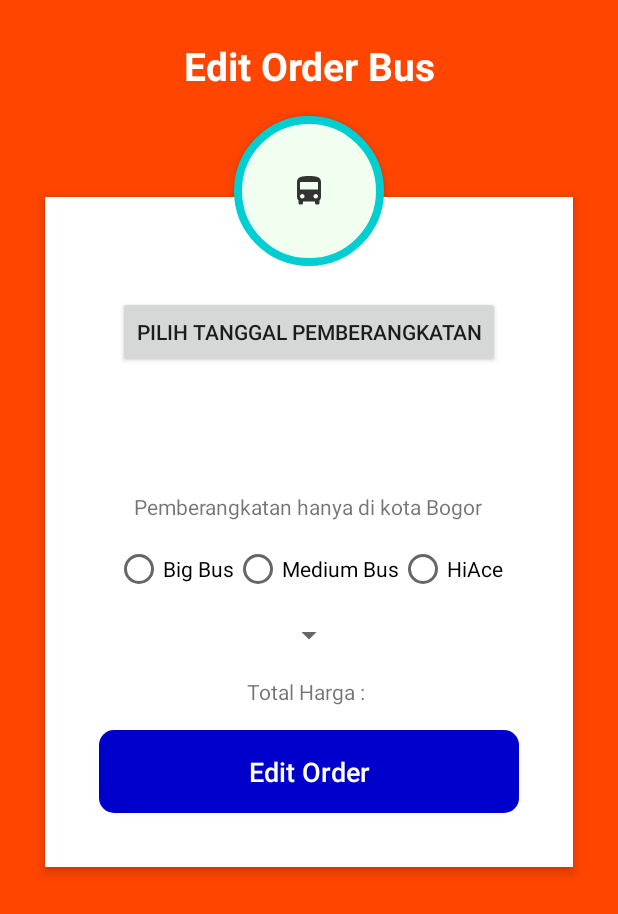
After one commit to burhanudinnuban/SyafiqTrans-master, an Android app: the UpdateOrder screen opened directly, with no data from a screen before it, on a phone screen of 412 x 824 dp. The commit adds this screen. Shown: the top 914 px of the screen. Run offline under Robolectric (Android 15) with nearby library versions, the phone set to English and light mode, and no system bars; our stand-ins replace Volley; network calls fail.

Commit message:
H-16 aplikasi launching

```diff
--- a/app/src/main/java/com/example/syafiqtrans/RecyclerViewAdapter.java
+++ b/app/src/main/java/com/example/syafiqtrans/RecyclerViewAdapter.java
@@ -86,7 +86,7 @@ public class RecyclerViewAdapter extends RecyclerView.Adapter<RecyclerViewAdapte
             public void onClick(View v) {
                 mPrefHelper = new PreferenceHelper(ctx);
                 Log.d("debug", "onClick: "+rvData.get(position).getId_order());
-                String url = "http://193.168.195.201/burhan/index.php/Rest/RestUser/delete";
+                String url = "http://193.168.195.201/burhan/index.php/Rest/RestUser/delete_order";
                 StringRequest stringRequest = new StringRequest(Request.Method.POST, url, new Response.Listener<String>() {
                     @Override
                     public void onResponse(String response) {
@@ -153,7 +153,7 @@ public class RecyclerViewAdapter extends RecyclerView.Adapter<RecyclerViewAdapte
             @Override
             public void onClick(View v) {
                 mPrefHelper = new PreferenceHelper(ctx);
-                Intent intent = new Intent(ctx, ViewDetailOrder.class);
+                Intent intent = new Intent(ctx, DetailViewOrder.class);
                 intent.putExtra("id_order", rvData.get(position).getId_order());
                 intent.putExtra("tanggal_penjemputan", rvData.get(position).getTanggal_penjemputan());
                 intent.putExtra("tujuan", rvData.get(position).getTujuan());
@@ -162,6 +162,7 @@ public class RecyclerViewAdapter extends RecyclerView.Adapter<RecyclerViewAdapte
                 ctx.startActivity(intent);
             }
         });
+
     }
 
     @Override
--- /dev/null
+++ b/app/src/main/res/layout/activity_update_order.xml
@@ -0,0 +1,143 @@
+<RelativeLayout xmlns:android="http://schemas.android.com/apk/res/android"
+    android:layout_width="match_parent"
+    android:layout_height="match_parent"
+    xmlns:tools="http://schemas.android.com/tools"
+    android:background="#FF4500"
+    android:id="@+id/main12"
+    android:orientation="vertical"
+    android:scrollbarAlwaysDrawVerticalTrack="true"
+    tools:context=".UpdateOrder">
+
+    <RelativeLayout
+        android:layout_width="fill_parent"
+        android:layout_height="wrap_content"
+        android:layout_below="@+id/login_title"
+        android:layout_marginLeft="30dp"
+        android:layout_marginRight="30dp"
+        android:layout_marginTop="70dp"
+        android:background="#fff"
+        android:elevation="4dp"
+        android:orientation="vertical"
+        android:padding="20dp"
+        android:id="@+id/relativeLayout">
+
+        <ScrollView
+            android:layout_width="match_parent"
+            android:layout_height="wrap_content">
+            <LinearLayout
+                android:layout_width="fill_parent"
+                android:layout_height="wrap_content"
+                android:orientation="vertical"
+                android:paddingTop="30dp">
+
+
+                <Button
+                    android:id="@+id/btnDate"
+                    android:layout_width="wrap_content"
+                    android:layout_height="wrap_content"
+                    android:text="Pilih Tanggal Pemberangkatan"
+                    android:layout_margin="@dimen/fab_margin"
+                    android:layout_gravity="center"/>
+
+                <TextView
+                    android:id="@+id/tvSelectedDate"
+                    android:layout_width="wrap_content"
+                    android:layout_height="wrap_content"
+                    android:layout_gravity="center"
+                    android:layout_below="@+id/btnDate"
+                    android:layout_centerHorizontal="true"
+                    android:layout_centerVertical="true"
+                    android:layout_marginTop="10dp"
+                    android:textColor="@color/colorPrimary"
+                    android:textSize="30sp"
+                    android:textStyle="italic|bold" />
+
+                <TextView
+                    android:id="@+id/tvPenjemputan"
+                    android:layout_margin="@dimen/fab_margin"
+                    android:layout_width="wrap_content"
+                    android:layout_height="wrap_content"
+                    android:layout_gravity="center"
+                    android:text="Pemberangkatan hanya di kota Bogor"/>
+
+                <RadioGroup xmlns:android="http://schemas.android.com/apk/res/android"
+                    android:layout_width="wrap_content"
+                    android:layout_height="wrap_content"
+                    android:orientation="horizontal"
+                    android:layout_gravity="center"
+                    android:id="@+id/rgBus">
+                    <RadioButton
+                        android:id="@+id/bigbus"
+                        android:layout_width="wrap_content"
+                        android:layout_height="wrap_content"
+                        android:text="Big Bus"
+                        android:onClick="onRadioButtonClicked"/>
+                    <RadioButton
+                        android:id="@+id/medium"
+                        android:layout_width="wrap_content"
+                        android:layout_height="wrap_content"
+                        android:text="Medium Bus"
+                        android:onClick="onRadioButtonClicked"/>
+                    <RadioButton
+                        android:id="@+id/hiace"
+                        android:layout_width="wrap_content"
+                        android:layout_height="wrap_content"
+                        android:text="HiAce"
+                        android:onClick="onRadioButtonClicked"/>
+                </RadioGroup>
+
+                <Spinner
+                    android:layout_margin="@dimen/fab_margin"
+                    android:id="@+id/stujuan"
+                    android:layout_width="wrap_content"
+                    android:layout_height="wrap_content"
+                    android:layout_gravity="center">
+                </Spinner>
+
+                <TextView
+                    android:id="@+id/txtHarga"
+                    android:layout_width="wrap_content"
+                    android:layout_height="wrap_content"
+                    android:layout_gravity="center"
+                    android:text="Total Harga : " />
+
+                <Button
+                    android:layout_width="match_parent"
+                    android:layout_gravity="center"
+                    android:layout_height="wrap_content"
+                    android:layout_margin="@dimen/fab_margin"
+                    android:background="@drawable/custome_button"
+                    android:text="Edit Order"
+                    android:textAllCaps="false"
+                    android:textColor="#fff"
+                    android:textSize="18sp"
+                    android:id="@+id/buttonAdd"/>
+
+            </LinearLayout>
+        </ScrollView>
+    </RelativeLayout>
+
+    <ImageButton
+        android:id="@+id/user_profile_photo"
+        android:layout_width="100dp"
+        android:layout_height="100dp"
+        android:layout_below="@+id/login_title"
+        android:layout_centerHorizontal="true"
+        android:layout_marginTop="16dp"
+        android:background="@drawable/background_profile"
+        android:elevation="4dp"
+        android:src="@drawable/ic_bus" />
+
+    <TextView
+        android:id="@+id/login_title"
+        android:layout_width="fill_parent"
+        android:layout_height="wrap_content"
+        android:layout_marginTop="26dp"
+        android:gravity="center_horizontal"
+        android:text="Edit Order Bus"
+        android:textColor="#ffffff"
+        android:textSize="26sp"
+        android:textStyle="bold"
+        android:layout_alignParentTop="true" />
+
+</RelativeLayout>
```
Also changed, not shown: app/src/main/AndroidManifest.xml (+8 -3 lines), app/src/main/java/com/example/syafiqtrans/DetailViewOrder.java (added, +75 -0 lines), app/src/main/java/com/example/syafiqtrans/UpdateOrder.java (added, +325 -0 lines), app/src/main/java/com/example/syafiqtrans/ViewDetailOrder.java (deleted, +0 -13 lines), app/src/main/res/layout/activity_detail_view_order.xml (added, +114 -0 lines), app/src/main/res/layout/activity_view_detail_order.xml (deleted, +0 -9 lines).
